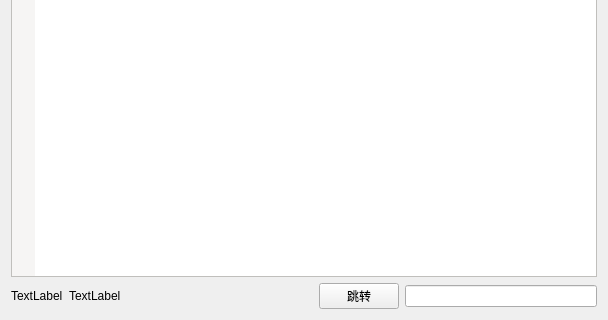
Above: CEditor/tab.ui from XiaoZheng2003/BIT-QT-IDE before the change; both pictures show x 0 to 608 and y 138 to 458 of the 608 by 458 pixel window. Below: the same form after it.
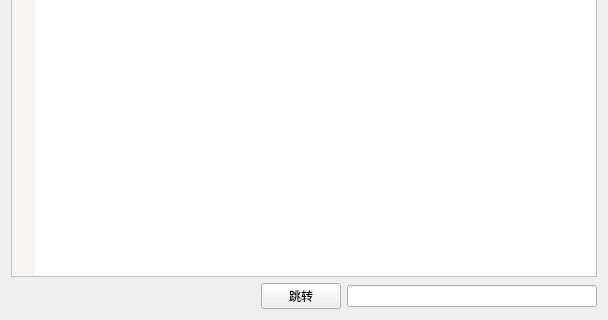
That is the form after the change. Custom widgets are drawn as their Qt base class.

Patch:
```diff
--- a/CEditor/tab.ui
+++ b/CEditor/tab.ui
@@ -114,20 +114,6 @@
      </item>
      <item>
       <layout class="QHBoxLayout" name="horizontalLayout">
-       <item>
-        <widget class="QLabel" name="rowLabel">
-         <property name="text">
-          <string>TextLabel</string>
-         </property>
-        </widget>
-       </item>
-       <item>
-        <widget class="QLabel" name="allLabel">
-         <property name="text">
-          <string>TextLabel</string>
-         </property>
-        </widget>
-       </item>
        <item>
         <spacer name="horizontalSpacer">
          <property name="orientation">
@@ -135,7 +121,7 @@
          </property>
          <property name="sizeHint" stdset="0">
           <size>
-           <width>60</width>
+           <width>80</width>
            <height>20</height>
           </size>
          </property>
```
